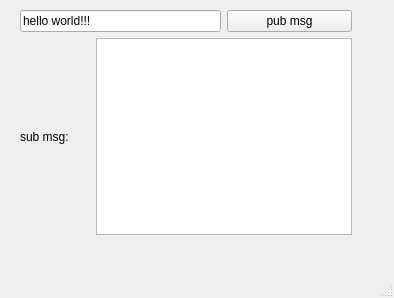
HowardWhile/ros2-qt-package-creator, file template/src/mainwindow.ui: the form before one commit.
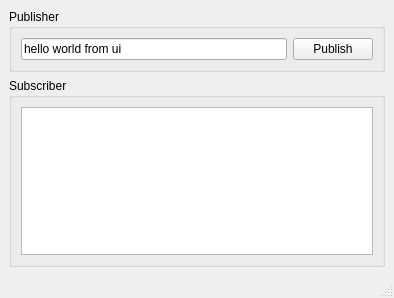
The form after the commit.

Diff of the .ui file:
```diff
--- a/template/src/mainwindow.ui
+++ b/template/src/mainwindow.ui
@@ -14,42 +14,47 @@
    <string>MainWindow</string>
   </property>
   <widget class="QWidget" name="centralwidget">
-   <widget class="QWidget" name="">
-    <property name="geometry">
-     <rect>
-      <x>20</x>
-      <y>10</y>
-      <width>332</width>
-      <height>225</height>
-     </rect>
-    </property>
-    <layout class="QGridLayout" name="gridLayout">
-     <item row="0" column="0" colspan="2">
-      <widget class="QLineEdit" name="lineEdit">
+   <layout class="QVBoxLayout" name="verticalLayout_2">
+    <item>
+     <widget class="QGroupBox" name="gbox_publisher">
+      <property name="title">
+       <string>Publisher</string>
+      </property>
+      <layout class="QVBoxLayout" name="verticalLayout">
+       <item>
+        <layout class="QHBoxLayout" name="horizontalLayout">
+         <item>
+          <widget class="QLineEdit" name="tbox_pub_msg">
        <property name="text">
-        <string>hello world!!!</string>
+            <string>hello world from ui</string>
        </property>
       </widget>
      </item>
-     <item row="0" column="2">
-      <widget class="QPushButton" name="pushButton">
+         <item>
+          <widget class="QPushButton" name="btn_pub">
        <property name="text">
-        <string>pub msg</string>
+            <string>Publish</string>
        </property>
       </widget>
      </item>
-     <item row="1" column="0">
-      <widget class="QLabel" name="label">
-       <property name="text">
-        <string>sub msg:</string>
-       </property>
-      </widget>
-     </item>
-     <item row="1" column="1" colspan="2">
-      <widget class="QTextBrowser" name="textBrowser"/>
+        </layout>
+       </item>
+      </layout>
+     </widget>
+    </item>
+    <item>
+     <widget class="QGroupBox" name="gbox_subscriber">
+      <property name="title">
+       <string>Subscriber</string>
+      </property>
+      <layout class="QVBoxLayout" name="verticalLayout_3">
+       <item>
+        <widget class="QTextBrowser" name="tbox_sub_info"/>
      </item>
     </layout>
    </widget>
+    </item>
+   </layout>
   </widget>
   <widget class="QMenuBar" name="menubar">
    <property name="geometry">
```
Lines whose indentation alone changed are shown as unchanged.
